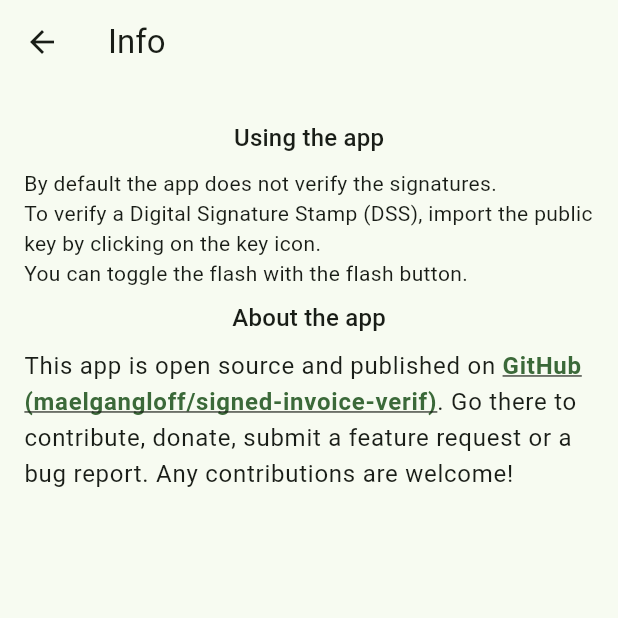
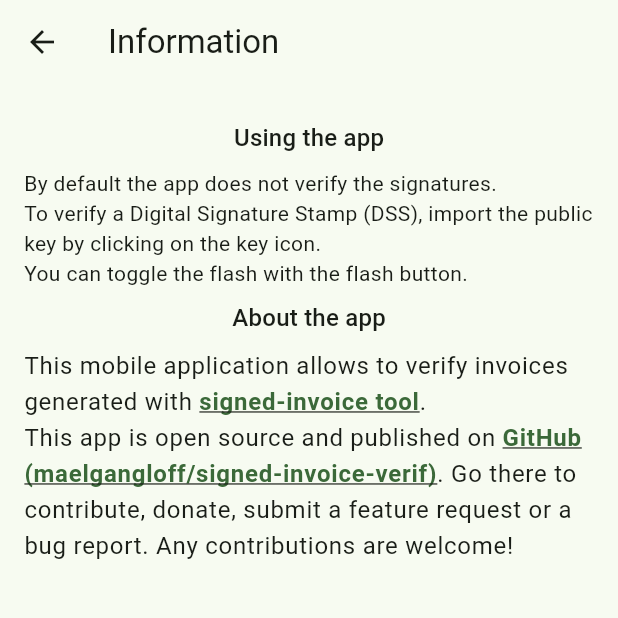
Before and after one commit to maelgangloff/signed-invoice-verif, a Flutter app: the InformationsView screen opened directly, on a phone screen of 412 x 824 dp, the top half of it. Run offline on Flutter 3.47's test engine with Material 2 defaults, Android fonts, the phone set to English and light mode, and no system bars; our stand-ins replace file_picker, jwt_decoder; missing offline and left inert: dart_jsonwebtoken, flutter_beep, qr_code_scanner.

```diff
--- a/lib/screens/informations_view.dart
+++ b/lib/screens/informations_view.dart
@@ -10,7 +10,7 @@ class InformationsView extends StatelessWidget {
   @override
   Widget build(BuildContext context) {
     return Scaffold(
-      appBar: AppBar(title: const Text('Info')),
+      appBar: AppBar(title: const Text('Information')),
       body: Center(
         child: Padding(
           padding: const EdgeInsets.all(16.0),
@@ -36,6 +36,25 @@ You can toggle the flash with the flash button.'''),
               RichText(
                 text: TextSpan(
                   children: [
+                    const TextSpan(
+                        text: "This mobile application allows to verify invoices generated with "),
+                      TextSpan(
+                      text: "signed-invoice tool",
+                      style: TextStyle(
+                        fontWeight: FontWeight.bold,
+                        color: Theme.of(context).colorScheme.primary,
+                        decoration: TextDecoration.underline,
+                      ),
+                      recognizer: TapGestureRecognizer()
+                        ..onTap = () {
+                          launchUrl(
+                              Uri.parse(
+                                "https://github.com/maelgangloff/signed-invoice",
+                              ),
+                              mode: LaunchMode.externalApplication);
+                        },
+                      ),
+                      const TextSpan(text: '.\n'),
                     const TextSpan(
                         text: "This app is open source and published on "),
                     TextSpan(
```
Also changed, not shown: 6 other files.
